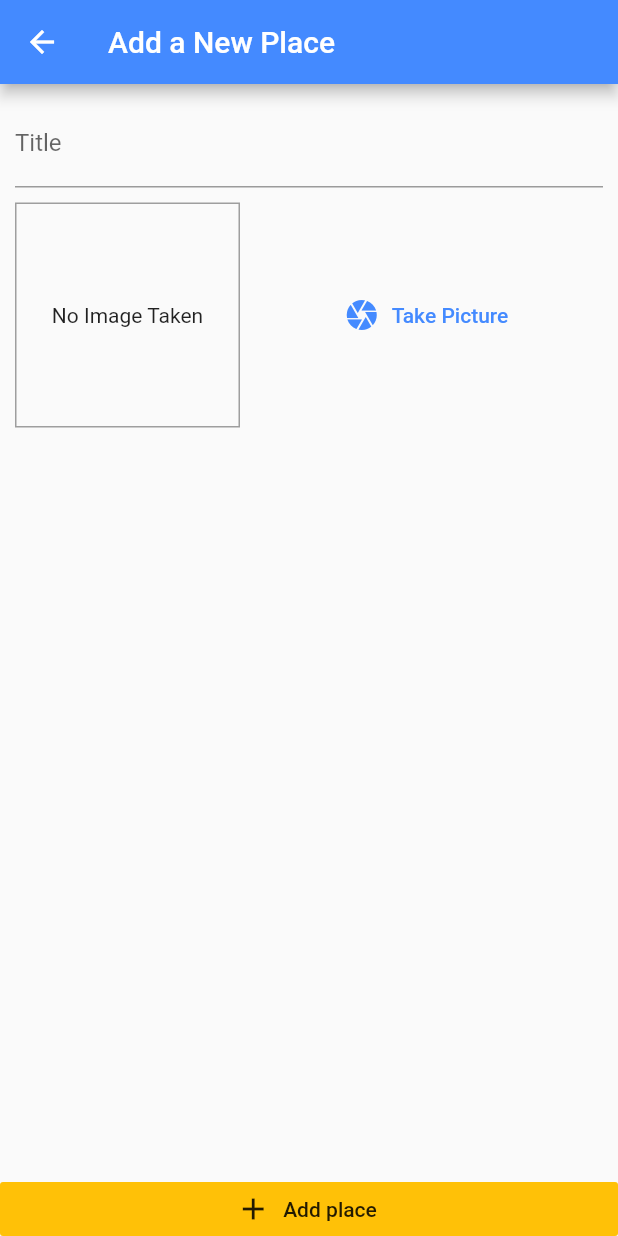
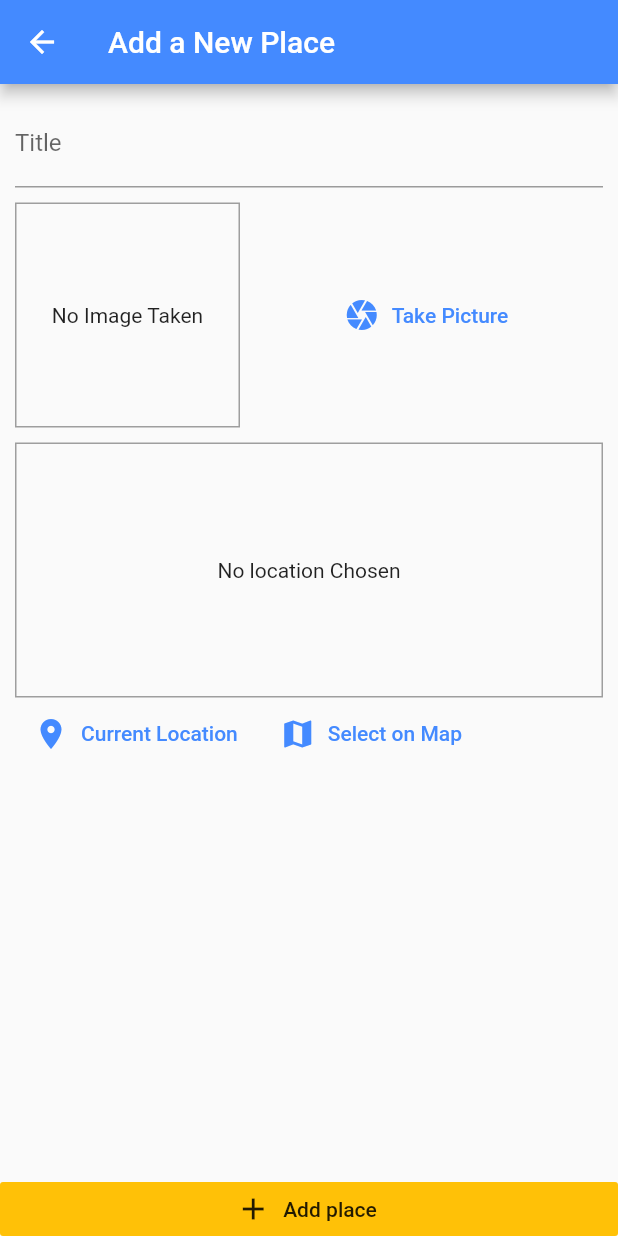
Before and after one commit to satyendrasingh8/list_of_PlacesApp, a Flutter app: the AddPlaceScreen screen opened by its route, on a phone screen of 412 x 824 dp. Run offline on Flutter 3.47's test engine with Material 2 defaults, Android fonts, the phone set to English and light mode, and no system bars; our stand-ins replace image_picker, location, sqflite; accounts and stored records are empty.

Commit message:
getting location

```diff
--- a/lib/screens/add_place_screen.dart
+++ b/lib/screens/add_place_screen.dart
@@ -1,5 +1,6 @@
 import 'package:List_of_placesApp/providers/great_places.dart';
 import 'package:List_of_placesApp/widgets/image_input.dart';
+import 'package:List_of_placesApp/widgets/location_input.dart';
 import 'package:flutter/material.dart';
 import 'dart:io';
 
@@ -51,6 +52,10 @@ class _AddPlaceScreenState extends State<AddPlaceScreen> {
                       height: 10,
                     ),
                     ImageInput(_selectImage),
+                     SizedBox(
+                      height: 10,
+                    ),
+                    LocationInput()
                   ],
                 ),
               ),
--- /dev/null
+++ b/lib/widgets/location_input.dart
@@ -0,0 +1,58 @@
+import 'package:flutter/material.dart';
+import 'package:location/location.dart';
+
+class LocationInput extends StatefulWidget {
+  @override
+  _LocationInputState createState() => _LocationInputState();
+}
+
+class _LocationInputState extends State<LocationInput> {
+  String _previewImageUrl;
+  Future<void> _getCurrentUserLocation() async {
+    final locData = await Location().getLocation();
+    print(locData.latitude);
+    print(locData.longitude);
+    print(locData);
+  }
+
+  @override
+  Widget build(BuildContext context) {
+    return Column(
+      children: [
+        Container(
+          height: 170,
+          width: double.infinity,
+          decoration:
+              BoxDecoration(border: Border.all(width: 1, color: Colors.grey)),
+          alignment: Alignment.center,
+          child: _previewImageUrl == null
+              ? Text(
+                  'No location Chosen',
+                  textAlign: TextAlign.center,
+                )
+              : Image.network(
+                  _previewImageUrl,
+                  fit: BoxFit.cover,
+                  width: double.infinity,
+                ),
+        ),
+        Row(
+          children: [
+            FlatButton.icon(
+              onPressed: _getCurrentUserLocation,
+              icon: Icon(Icons.location_on),
+              label: Text('Current Location'),
+              textColor: Theme.of(context).primaryColor,
+            ),
+            FlatButton.icon(
+              onPressed: null,
+              icon: Icon(Icons.map),
+              label: Text('Select on Map'),
+              textColor: Theme.of(context).primaryColor,
+            ),
+          ],
+        )
+      ],
+    );
+  }
+}
--- a/pubspec.yaml
+++ b/pubspec.yaml
@@ -28,6 +28,7 @@ dependencies:
   path_provider: ^1.6.24
   path: ^1.7.0
   sqflite: ^1.3.2+1
+  location: ^3.1.0
   # The following adds the Cupertino Icons font to your application.
   # Use with the CupertinoIcons class for iOS style icons.
   cupertino_icons: ^0.1.3
```
Also changed, not shown: pubspec.lock.
